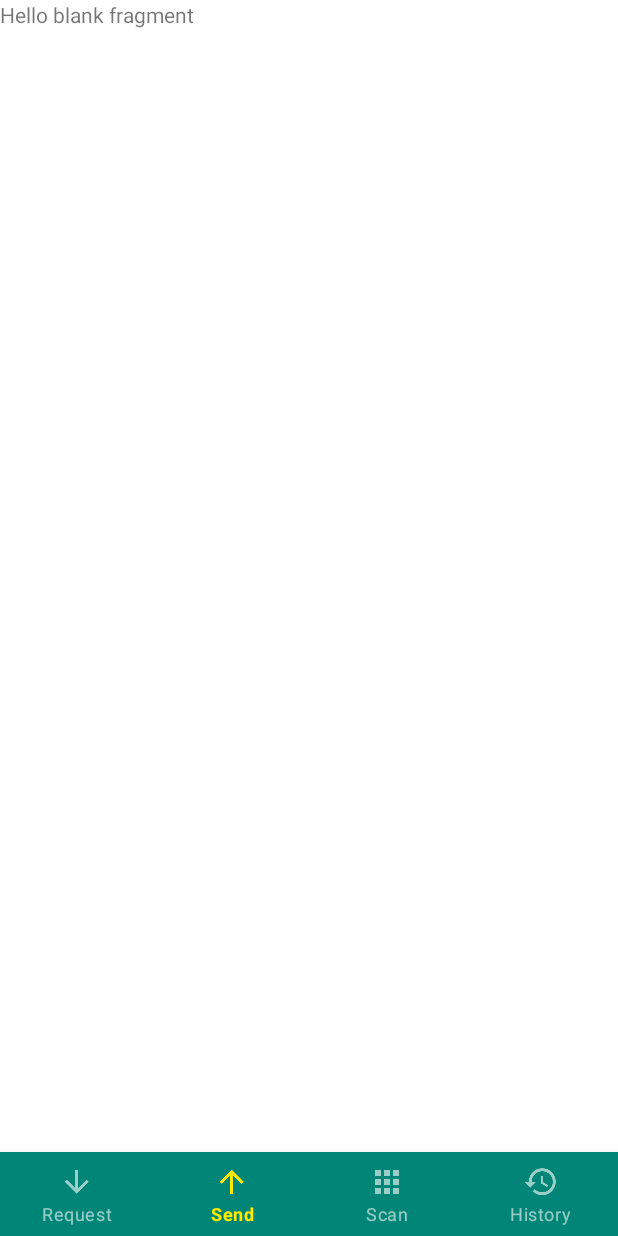
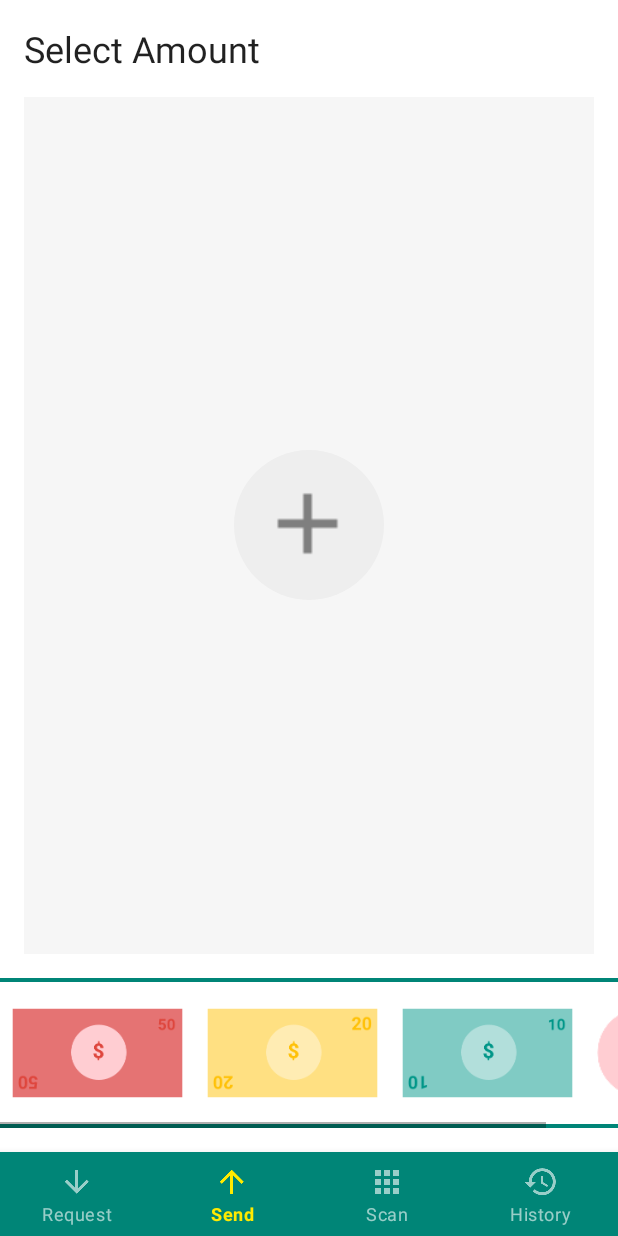
Before and after one commit to MyOralVillage/Liquid-Tokens, an Android app: the screen it shows after launch (MainActivity), item 2 of the bottom bar chosen, on a phone screen of 412 x 824 dp. Run offline under Robolectric (Android 15) with nearby library versions, the phone set to English and light mode, and no system bars.

Commit message:
Added fragment preview

```diff
--- a/Android/app/src/main/res/layout/fragment_request.xml
+++ b/Android/app/src/main/res/layout/fragment_request.xml
@@ -5,8 +5,8 @@
     android:layout_height="match_parent"
     tools:context=".ui.request.RequestFragment">
 
-    <!-- TODO: Update blank fragment layout -->
-    <TextView
+    <fragment class="org.myoralvillage.android.ui.amountselection.AmountSelectionFragment"
+        android:id="@+id/amount_selection_fragment"
         android:layout_width="match_parent"
         android:layout_height="match_parent"
         android:text="@string/hello_blank_fragment" />
```
